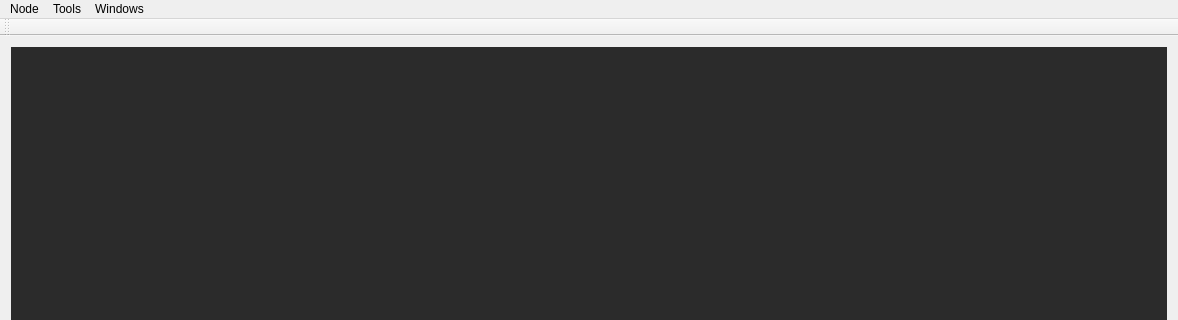
Before: the Qt Designer form ccs/mainwindow.ui in bisegni/chaosframework, drawn with Qt 5; both pictures show x 0 to 1178 and y 0 to 320 of the 1178 by 682 pixel window.
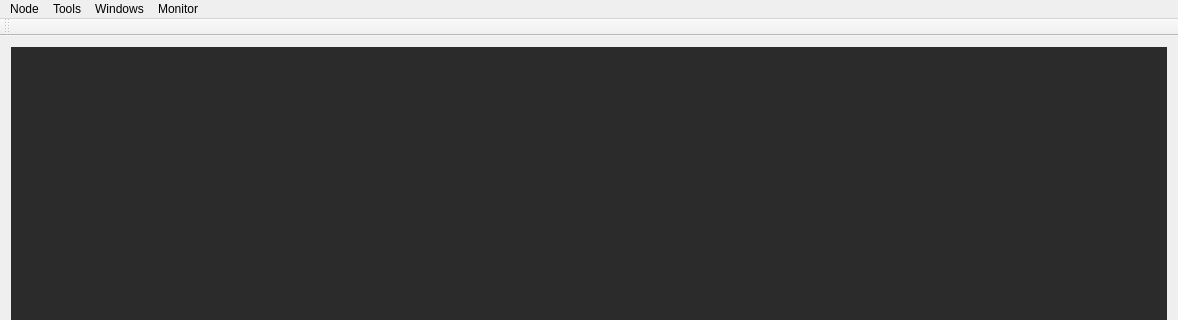
After: the same form once the commit is applied.

What changed in the file:
```diff
--- a/ccs/mainwindow.ui
+++ b/ccs/mainwindow.ui
@@ -94,9 +94,19 @@
     </property>
     <addaction name="actionPreferences"/>
    </widget>
+   <widget class="QMenu" name="menuMonitor">
+    <property name="title">
+     <string>Monitor</string>
+    </property>
+    <addaction name="actionEnable_Monitoring"/>
+    <addaction name="actionDisable_Monitoring"/>
+    <addaction name="separator"/>
+    <addaction name="actionShow_Monitor_View"/>
+   </widget>
    <addaction name="menuNode"/>
    <addaction name="menuTools"/>
    <addaction name="menuWindows"/>
+   <addaction name="menuMonitor"/>
   </widget>
   <widget class="QToolBar" name="mainToolBar">
    <attribute name="toolBarArea">
```
Left out of the diff: 18 changed lines with no effect on the pictures.
